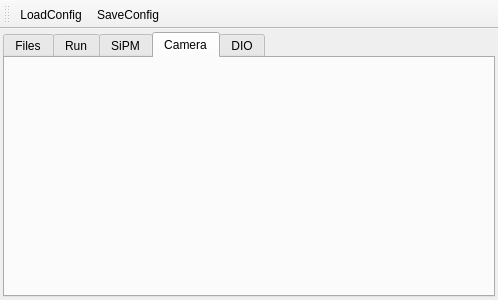
This is ui/settingswindow.ui in SBC-Collaboration/SBC-RunControl as Qt 5 draws it before an edit. The edited form follows.
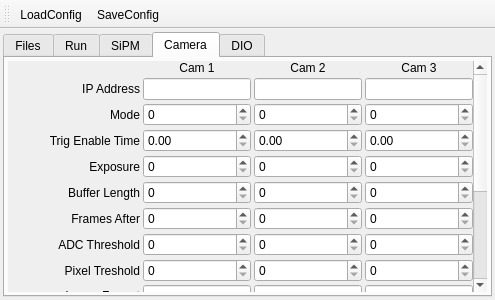
This is the edited form. The open tabs and pages were chosen to show the change. Icons and pictures are not drawn.

Commit message: Created settings fields for camera. Cleaned up grid layouts and scroll areas formatting.

```diff
--- a/ui/settingswindow.ui
+++ b/ui/settingswindow.ui
@@ -6,7 +6,7 @@
    <rect>
     <x>0</x>
     <y>0</y>
-    <width>498</width>
+    <width>495</width>
     <height>300</height>
    </rect>
   </property>
@@ -18,7 +18,7 @@
   </property>
   <property name="minimumSize">
    <size>
-    <width>300</width>
+    <width>400</width>
     <height>300</height>
    </size>
   </property>
@@ -176,6 +176,685 @@
        <attribute name="title">
         <string>Camera</string>
        </attribute>
+       <layout class="QGridLayout" name="gridLayout_4">
+        <property name="leftMargin">
+         <number>3</number>
+        </property>
+        <property name="topMargin">
+         <number>3</number>
+        </property>
+        <property name="rightMargin">
+         <number>3</number>
+        </property>
+        <property name="bottomMargin">
+         <number>3</number>
+        </property>
+        <property name="spacing">
+         <number>3</number>
+        </property>
+        <item row="0" column="0">
+         <widget class="QScrollArea" name="scrollArea">
+          <property name="sizeIncrement">
+           <size>
+            <width>0</width>
+            <height>0</height>
+           </size>
+          </property>
+          <property name="font">
+           <font>
+            <kerning>true</kerning>
+           </font>
+          </property>
+          <property name="frameShape">
+           <enum>QFrame::NoFrame</enum>
+          </property>
+          <property name="frameShadow">
+           <enum>QFrame::Plain</enum>
+          </property>
+          <property name="lineWidth">
+           <number>0</number>
+          </property>
+          <property name="widgetResizable">
+           <bool>true</bool>
+          </property>
+          <widget class="QWidget" name="scrollAreaWidgetContents">
+           <property name="geometry">
+            <rect>
+             <x>0</x>
+             <y>0</y>
+             <width>460</width>
+             <height>379</height>
+            </rect>
+           </property>
+           <layout class="QGridLayout" name="gridLayout_5" columnstretch="1,0,0,0">
+            <property name="sizeConstraint">
+             <enum>QLayout::SetDefaultConstraint</enum>
+            </property>
+            <property name="leftMargin">
+             <number>0</number>
+            </property>
+            <property name="topMargin">
+             <number>0</number>
+            </property>
+            <property name="rightMargin">
+             <number>0</number>
+            </property>
+            <property name="bottomMargin">
+             <number>0</number>
+            </property>
+            <property name="spacing">
+             <number>3</number>
+            </property>
+            <item row="16" column="0">
+             <widget class="QLabel" name="label_17">
+              <property name="text">
+               <string>State Comm Pin (IN)</string>
+              </property>
+              <property name="alignment">
+               <set>Qt::AlignRight|Qt::AlignTrailing|Qt::AlignVCenter</set>
+              </property>
+             </widget>
+            </item>
+            <item row="2" column="3">
+             <widget class="QSpinBox" name="spinBox_17">
+              <property name="sizePolicy">
+               <sizepolicy hsizetype="MinimumExpanding" vsizetype="Fixed">
+                <horstretch>0</horstretch>
+                <verstretch>0</verstretch>
+               </sizepolicy>
+              </property>
+             </widget>
+            </item>
+            <item row="21" column="1">
+             <widget class="QSpinBox" name="spinBox_40">
+              <property name="sizePolicy">
+               <sizepolicy hsizetype="MinimumExpanding" vsizetype="Fixed">
+                <horstretch>0</horstretch>
+                <verstretch>0</verstretch>
+               </sizepolicy>
+              </property>
+             </widget>
+            </item>
+            <item row="18" column="2">
+             <widget class="QSpinBox" name="spinBox_32">
+              <property name="sizePolicy">
+               <sizepolicy hsizetype="MinimumExpanding" vsizetype="Fixed">
+                <horstretch>0</horstretch>
+                <verstretch>0</verstretch>
+               </sizepolicy>
+              </property>
+             </widget>
+            </item>
+            <item row="14" column="0">
+             <widget class="QLabel" name="label_14">
+              <property name="text">
+               <string>Image Format</string>
+              </property>
+              <property name="alignment">
+               <set>Qt::AlignRight|Qt::AlignTrailing|Qt::AlignVCenter</set>
+              </property>
+             </widget>
+            </item>
+            <item row="9" column="1">
+             <widget class="QSpinBox" name="spinBox_5">
+              <property name="sizePolicy">
+               <sizepolicy hsizetype="MinimumExpanding" vsizetype="Fixed">
+                <horstretch>0</horstretch>
+                <verstretch>0</verstretch>
+               </sizepolicy>
+              </property>
+             </widget>
+            </item>
+            <item row="19" column="0">
+             <widget class="QLabel" name="label_18">
+              <property name="text">
+               <string>Trig Latch Pin (IN)</string>
+              </property>
+              <property name="alignment">
+               <set>Qt::AlignRight|Qt::AlignTrailing|Qt::AlignVCenter</set>
+              </property>
+             </widget>
+            </item>
+            <item row="19" column="3">
+             <widget class="QSpinBox" name="spinBox_36">
+              <property name="sizePolicy">
+               <sizepolicy hsizetype="MinimumExpanding" vsizetype="Fixed">
+                <horstretch>0</horstretch>
+                <verstretch>0</verstretch>
+               </sizepolicy>
+              </property>
+             </widget>
+            </item>
+            <item row="21" column="3">
+             <widget class="QSpinBox" name="spinBox_42">
+              <property name="sizePolicy">
+               <sizepolicy hsizetype="MinimumExpanding" vsizetype="Fixed">
+                <horstretch>0</horstretch>
+                <verstretch>0</verstretch>
+               </sizepolicy>
+              </property>
+             </widget>
+            </item>
+            <item row="1" column="2">
+             <widget class="QLineEdit" name="lineEdit_8"/>
+            </item>
+            <item row="15" column="1">
+             <widget class="QLineEdit" name="lineEdit_3"/>
+            </item>
+            <item row="15" column="3">
+             <widget class="QLineEdit" name="lineEdit"/>
+            </item>
+            <item row="18" column="1">
+             <widget class="QSpinBox" name="spinBox_31">
+              <property name="sizePolicy">
+               <sizepolicy hsizetype="MinimumExpanding" vsizetype="Fixed">
+                <horstretch>0</horstretch>
+                <verstretch>0</verstretch>
+               </sizepolicy>
+              </property>
+             </widget>
+            </item>
+            <item row="9" column="2">
+             <widget class="QSpinBox" name="spinBox_11">
+              <property name="sizePolicy">
+               <sizepolicy hsizetype="MinimumExpanding" vsizetype="Fixed">
+                <horstretch>0</horstretch>
+                <verstretch>0</verstretch>
+               </sizepolicy>
+              </property>
+             </widget>
+            </item>
+            <item row="11" column="1">
+             <widget class="QSpinBox" name="spinBox_6">
+              <property name="sizePolicy">
+               <sizepolicy hsizetype="MinimumExpanding" vsizetype="Fixed">
+                <horstretch>0</horstretch>
+                <verstretch>0</verstretch>
+               </sizepolicy>
+              </property>
+             </widget>
+            </item>
+            <item row="7" column="3">
+             <widget class="QSpinBox" name="spinBox_8">
+              <property name="sizePolicy">
+               <sizepolicy hsizetype="MinimumExpanding" vsizetype="Fixed">
+                <horstretch>0</horstretch>
+                <verstretch>0</verstretch>
+               </sizepolicy>
+              </property>
+             </widget>
+            </item>
+            <item row="11" column="3">
+             <widget class="QSpinBox" name="spinBox_16">
+              <property name="sizePolicy">
+               <sizepolicy hsizetype="MinimumExpanding" vsizetype="Fixed">
+                <horstretch>0</horstretch>
+                <verstretch>0</verstretch>
+               </sizepolicy>
+              </property>
+             </widget>
+            </item>
+            <item row="8" column="2">
+             <widget class="QSpinBox" name="spinBox_9">
+              <property name="sizePolicy">
+               <sizepolicy hsizetype="MinimumExpanding" vsizetype="Fixed">
+                <horstretch>0</horstretch>
+                <verstretch>0</verstretch>
+               </sizepolicy>
+              </property>
+             </widget>
+            </item>
+            <item row="9" column="0">
+             <widget class="QLabel" name="label_7">
+              <property name="text">
+               <string>Frames After</string>
+              </property>
+              <property name="alignment">
+               <set>Qt::AlignRight|Qt::AlignTrailing|Qt::AlignVCenter</set>
+              </property>
+             </widget>
+            </item>
+            <item row="16" column="1">
+             <widget class="QSpinBox" name="spinBox_29">
+              <property name="sizePolicy">
+               <sizepolicy hsizetype="MinimumExpanding" vsizetype="Fixed">
+                <horstretch>0</horstretch>
+                <verstretch>0</verstretch>
+               </sizepolicy>
+              </property>
+             </widget>
+            </item>
+            <item row="6" column="3">
+             <widget class="QDoubleSpinBox" name="doubleSpinBox_4">
+              <property name="sizePolicy">
+               <sizepolicy hsizetype="MinimumExpanding" vsizetype="Fixed">
+                <horstretch>0</horstretch>
+                <verstretch>0</verstretch>
+               </sizepolicy>
+              </property>
+             </widget>
+            </item>
+            <item row="1" column="3">
+             <widget class="QLineEdit" name="lineEdit_9"/>
+            </item>
+            <item row="0" column="3">
+             <widget class="QLabel" name="label_11">
+              <property name="sizePolicy">
+               <sizepolicy hsizetype="MinimumExpanding" vsizetype="Preferred">
+                <horstretch>0</horstretch>
+                <verstretch>0</verstretch>
+               </sizepolicy>
+              </property>
+              <property name="text">
+               <string>Cam 3</string>
+              </property>
+              <property name="alignment">
+               <set>Qt::AlignCenter</set>
+              </property>
+             </widget>
+            </item>
+            <item row="6" column="0">
+             <widget class="QLabel" name="label_3">
+              <property name="text">
+               <string>Trig Enable Time</string>
+              </property>
+              <property name="alignment">
+               <set>Qt::AlignRight|Qt::AlignTrailing|Qt::AlignVCenter</set>
+              </property>
+             </widget>
+            </item>
+            <item row="6" column="2">
+             <widget class="QDoubleSpinBox" name="doubleSpinBox_3">
+              <property name="sizePolicy">
+               <sizepolicy hsizetype="MinimumExpanding" vsizetype="Fixed">
+                <horstretch>0</horstretch>
+                <verstretch>0</verstretch>
+               </sizepolicy>
+              </property>
+             </widget>
+            </item>
+            <item row="9" column="3">
+             <widget class="QSpinBox" name="spinBox_12">
+              <property name="sizePolicy">
+               <sizepolicy hsizetype="MinimumExpanding" vsizetype="Fixed">
+                <horstretch>0</horstretch>
+                <verstretch>0</verstretch>
+               </sizepolicy>
+              </property>
+             </widget>
+            </item>
+            <item row="15" column="2">
+             <widget class="QLineEdit" name="lineEdit_2"/>
+            </item>
+            <item row="14" column="1">
+             <widget class="QLineEdit" name="lineEdit_4"/>
+            </item>
+            <item row="14" column="3">
+             <widget class="QLineEdit" name="lineEdit_6"/>
+            </item>
+            <item row="21" column="0">
+             <widget class="QLabel" name="label_20">
+              <property name="text">
+               <string>Trigger Pin (OUT)</string>
+              </property>
+              <property name="alignment">
+               <set>Qt::AlignRight|Qt::AlignTrailing|Qt::AlignVCenter</set>
+              </property>
+             </widget>
+            </item>
+            <item row="1" column="1">
+             <widget class="QLineEdit" name="lineEdit_7">
+              <property name="text">
+               <string/>
+              </property>
+             </widget>
+            </item>
+            <item row="11" column="2">
+             <widget class="QSpinBox" name="spinBox_15">
+              <property name="sizePolicy">
+               <sizepolicy hsizetype="MinimumExpanding" vsizetype="Fixed">
+                <horstretch>0</horstretch>
+                <verstretch>0</verstretch>
+               </sizepolicy>
+              </property>
+             </widget>
+            </item>
+            <item row="20" column="0">
+             <widget class="QLabel" name="label_19">
+              <property name="text">
+               <string>State Pin (OUT)</string>
+              </property>
+              <property name="alignment">
+               <set>Qt::AlignRight|Qt::AlignTrailing|Qt::AlignVCenter</set>
+              </property>
+             </widget>
+            </item>
+            <item row="7" column="0">
+             <widget class="QLabel" name="label_4">
+              <property name="text">
+               <string>Exposure</string>
+              </property>
+              <property name="alignment">
+               <set>Qt::AlignRight|Qt::AlignTrailing|Qt::AlignVCenter</set>
+              </property>
+             </widget>
+            </item>
+            <item row="11" column="0">
+             <widget class="QLabel" name="label_8">
+              <property name="text">
+               <string>Pixel Treshold</string>
+              </property>
+              <property name="alignment">
+               <set>Qt::AlignRight|Qt::AlignTrailing|Qt::AlignVCenter</set>
+              </property>
+             </widget>
+            </item>
+            <item row="2" column="1">
+             <widget class="QSpinBox" name="spinBox_19">
+              <property name="sizePolicy">
+               <sizepolicy hsizetype="MinimumExpanding" vsizetype="Fixed">
+                <horstretch>0</horstretch>
+                <verstretch>0</verstretch>
+               </sizepolicy>
+              </property>
+             </widget>
+            </item>
+            <item row="0" column="1">
+             <widget class="QLabel" name="label_9">
+              <property name="sizePolicy">
+               <sizepolicy hsizetype="MinimumExpanding" vsizetype="Preferred">
+                <horstretch>0</horstretch>
+                <verstretch>0</verstretch>
+               </sizepolicy>
+              </property>
+              <property name="text">
+               <string>Cam 1</string>
+              </property>
+              <property name="alignment">
+               <set>Qt::AlignCenter</set>
+              </property>
+             </widget>
+            </item>
+            <item row="6" column="1">
+             <widget class="QDoubleSpinBox" name="doubleSpinBox_2">
+              <property name="sizePolicy">
+               <sizepolicy hsizetype="MinimumExpanding" vsizetype="Fixed">
+                <horstretch>0</horstretch>
+                <verstretch>0</verstretch>
+               </sizepolicy>
+              </property>
+             </widget>
+            </item>
+            <item row="21" column="2">
+             <widget class="QSpinBox" name="spinBox_41">
+              <property name="sizePolicy">
+               <sizepolicy hsizetype="MinimumExpanding" vsizetype="Fixed">
+                <horstretch>0</horstretch>
+                <verstretch>0</verstretch>
+               </sizepolicy>
+              </property>
+             </widget>
+            </item>
+            <item row="16" column="3">
+             <widget class="QSpinBox" name="spinBox_20">
+              <property name="sizePolicy">
+               <sizepolicy hsizetype="MinimumExpanding" vsizetype="Fixed">
+                <horstretch>0</horstretch>
+                <verstretch>0</verstretch>
+               </sizepolicy>
+              </property>
+             </widget>
+            </item>
+            <item row="19" column="1">
+             <widget class="QSpinBox" name="spinBox_34">
+              <property name="sizePolicy">
+               <sizepolicy hsizetype="MinimumExpanding" vsizetype="Fixed">
+                <horstretch>0</horstretch>
+                <verstretch>0</verstretch>
+               </sizepolicy>
+              </property>
+             </widget>
+            </item>
+            <item row="19" column="2">
+             <widget class="QSpinBox" name="spinBox_35">
+              <property name="sizePolicy">
+               <sizepolicy hsizetype="MinimumExpanding" vsizetype="Fixed">
+                <horstretch>0</horstretch>
+                <verstretch>0</verstretch>
+               </sizepolicy>
+              </property>
+             </widget>
+            </item>
+            <item row="7" column="2">
+             <widget class="QSpinBox" name="spinBox_7">
+              <property name="sizePolicy">
+               <sizepolicy hsizetype="MinimumExpanding" vsizetype="Fixed">
+                <horstretch>0</horstretch>
+                <verstretch>0</verstretch>
+               </sizepolicy>
+              </property>
+             </widget>
+            </item>
+            <item row="20" column="1">
+             <widget class="QSpinBox" name="spinBox_37">
+              <property name="sizePolicy">
+               <sizepolicy hsizetype="MinimumExpanding" vsizetype="Fixed">
+                <horstretch>0</horstretch>
+                <verstretch>0</verstretch>
+               </sizepolicy>
+              </property>
+             </widget>
+            </item>
+            <item row="2" column="0">
+             <widget class="QLabel" name="label_13">
+              <property name="text">
+               <string>Mode</string>
+              </property>
+              <property name="alignment">
+               <set>Qt::AlignRight|Qt::AlignTrailing|Qt::AlignVCenter</set>
+              </property>
+             </widget>
+            </item>
+            <item row="1" column="0">
+             <widget class="QLabel" name="label_21">
+              <property name="text">
+               <string>IP Address</string>
+              </property>
+              <property name="alignment">
+               <set>Qt::AlignRight|Qt::AlignTrailing|Qt::AlignVCenter</set>
+              </property>
+             </widget>
+            </item>
+            <item row="20" column="3">
+             <widget class="QSpinBox" name="spinBox_39">
+              <property name="sizePolicy">
+               <sizepolicy hsizetype="MinimumExpanding" vsizetype="Fixed">
+                <horstretch>0</horstretch>
+                <verstretch>0</verstretch>
+               </sizepolicy>
+              </property>
+             </widget>
+            </item>
+            <item row="18" column="0">
+             <widget class="QLabel" name="label_16">
+              <property name="text">
+               <string>Trig Enbl Pin (IN)</string>
+              </property>
+              <property name="alignment">
+               <set>Qt::AlignRight|Qt::AlignTrailing|Qt::AlignVCenter</set>
+              </property>
+             </widget>
+            </item>
+            <item row="0" column="2">
+             <widget class="QLabel" name="label_10">
+              <property name="sizePolicy">
+               <sizepolicy hsizetype="MinimumExpanding" vsizetype="Preferred">
+                <horstretch>0</horstretch>
+                <verstretch>0</verstretch>
+               </sizepolicy>
+              </property>
+              <property name="text">
+               <string>Cam 2</string>
+              </property>
+              <property name="alignment">
+               <set>Qt::AlignCenter</set>
+              </property>
+             </widget>
+            </item>
+            <item row="10" column="3">
+             <widget class="QSpinBox" name="spinBox_14">
+              <property name="sizePolicy">
+               <sizepolicy hsizetype="MinimumExpanding" vsizetype="Fixed">
+                <horstretch>0</horstretch>
+                <verstretch>0</verstretch>
+               </sizepolicy>
+              </property>
+             </widget>
+            </item>
+            <item row="7" column="1">
+             <widget class="QSpinBox" name="spinBox_2">
+              <property name="sizePolicy">
+               <sizepolicy hsizetype="MinimumExpanding" vsizetype="Fixed">
+                <horstretch>0</horstretch>
+                <verstretch>0</verstretch>
+               </sizepolicy>
+              </property>
+             </widget>
+            </item>
+            <item row="18" column="3">
+             <widget class="QSpinBox" name="spinBox_33">
+              <property name="sizePolicy">
+               <sizepolicy hsizetype="MinimumExpanding" vsizetype="Fixed">
+                <horstretch>0</horstretch>
+                <verstretch>0</verstretch>
+               </sizepolicy>
+              </property>
+             </widget>
+            </item>
+            <item row="8" column="3">
+             <widget class="QSpinBox" name="spinBox_10">
+              <property name="sizePolicy">
+               <sizepolicy hsizetype="MinimumExpanding" vsizetype="Fixed">
+                <horstretch>0</horstretch>
+                <verstretch>0</verstretch>
+               </sizepolicy>
+              </property>
+             </widget>
+            </item>
+            <item row="15" column="0">
+             <widget class="QLabel" name="label_15">
+              <property name="text">
+               <string>Date Format</string>
+              </property>
+              <property name="alignment">
+               <set>Qt::AlignRight|Qt::AlignTrailing|Qt::AlignVCenter</set>
+              </property>
+             </widget>
+            </item>
+            <item row="10" column="2">
+             <widget class="QSpinBox" name="spinBox_13">
+              <property name="sizePolicy">
+               <sizepolicy hsizetype="MinimumExpanding" vsizetype="Fixed">
+                <horstretch>0</horstretch>
+                <verstretch>0</verstretch>
+               </sizepolicy>
+              </property>
+             </widget>
+            </item>
+            <item row="8" column="1">
+             <widget class="QSpinBox" name="spinBox_3">
+              <property name="sizePolicy">
+               <sizepolicy hsizetype="MinimumExpanding" vsizetype="Fixed">
+                <horstretch>0</horstretch>
+                <verstretch>0</verstretch>
+               </sizepolicy>
+              </property>
+             </widget>
+            </item>
+            <item row="14" column="2">
+             <widget class="QLineEdit" name="lineEdit_5"/>
+            </item>
+            <item row="20" column="2">
+             <widget class="QSpinBox" name="spinBox_38">
+              <property name="sizePolicy">
+               <sizepolicy hsizetype="MinimumExpanding" vsizetype="Fixed">
+                <horstretch>0</horstretch>
+                <verstretch>0</verstretch>
+               </sizepolicy>
+              </property>
+             </widget>
+            </item>
+            <item row="8" column="0">
+             <widget class="QLabel" name="label_5">
+              <property name="text">
+               <string>Buffer Length</string>
+              </property>
+              <property name="alignment">
+               <set>Qt::AlignRight|Qt::AlignTrailing|Qt::AlignVCenter</set>
+              </property>
+             </widget>
+            </item>
+            <item row="22" column="0" colspan="4">
+             <spacer name="verticalSpacer_3">
+              <property name="orientation">
+               <enum>Qt::Vertical</enum>
+              </property>
+              <property name="sizeType">
+               <enum>QSizePolicy::Expanding</enum>
+              </property>
+              <property name="sizeHint" stdset="0">
+               <size>
+                <width>20</width>
+                <height>0</height>
+               </size>
+              </property>
+             </spacer>
+            </item>
+            <item row="10" column="1">
+             <widget class="QSpinBox" name="spinBox_4">
+              <property name="sizePolicy">
+               <sizepolicy hsizetype="MinimumExpanding" vsizetype="Fixed">
+                <horstretch>0</horstretch>
+                <verstretch>0</verstretch>
+               </sizepolicy>
+              </property>
+             </widget>
+            </item>
+            <item row="10" column="0">
+             <widget class="QLabel" name="label_6">
+              <property name="text">
+               <string>ADC Threshold</string>
+              </property>
+              <property name="alignment">
+               <set>Qt::AlignRight|Qt::AlignTrailing|Qt::AlignVCenter</set>
+              </property>
+             </widget>
+            </item>
+            <item row="2" column="2">
+             <widget class="QSpinBox" name="spinBox_18">
+              <property name="sizePolicy">
+               <sizepolicy hsizetype="MinimumExpanding" vsizetype="Fixed">
+                <horstretch>0</horstretch>
+                <verstretch>0</verstretch>
+               </sizepolicy>
+              </property>
+             </widget>
+            </item>
+            <item row="16" column="2">
+             <widget class="QSpinBox" name="spinBox_30">
+              <property name="sizePolicy">
+               <sizepolicy hsizetype="MinimumExpanding" vsizetype="Fixed">
+                <horstretch>0</horstretch>
+                <verstretch>0</verstretch>
+               </sizepolicy>
+              </property>
+             </widget>
+            </item>
+           </layout>
+          </widget>
+         </widget>
+        </item>
+       </layout>
       </widget>
       <widget class="QWidget" name="settings_dio_tab">
        <attribute name="title">
```
Left out of the diff: 63 changed lines with no effect on the pictures. The commit also changes 6 other files.
